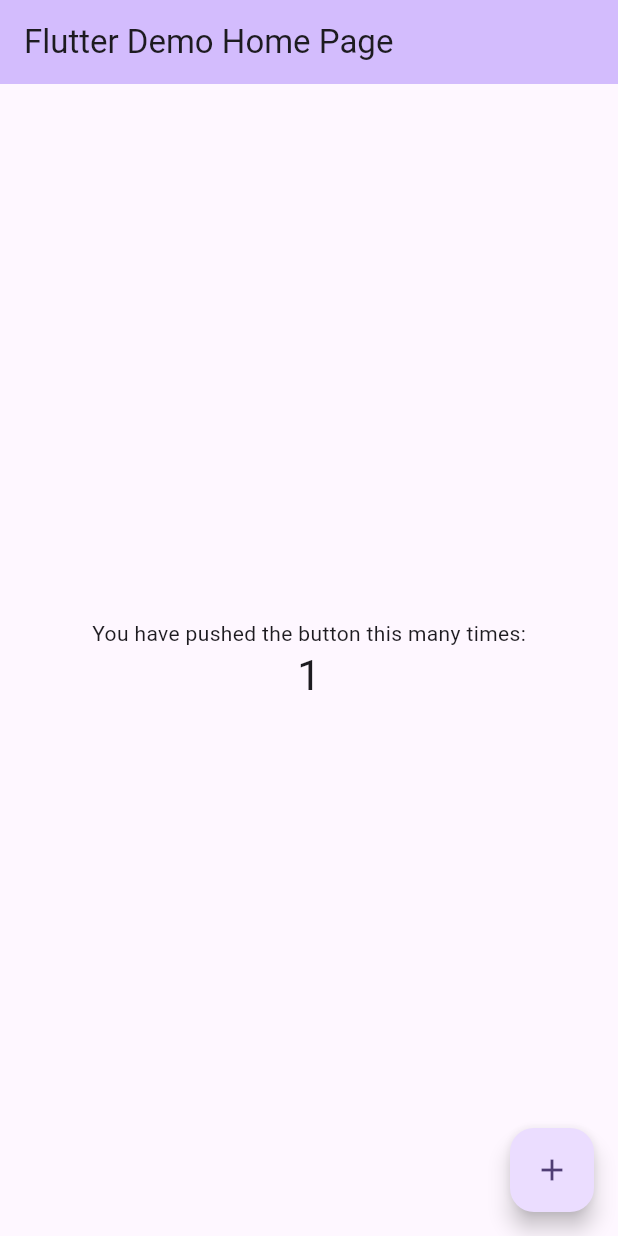
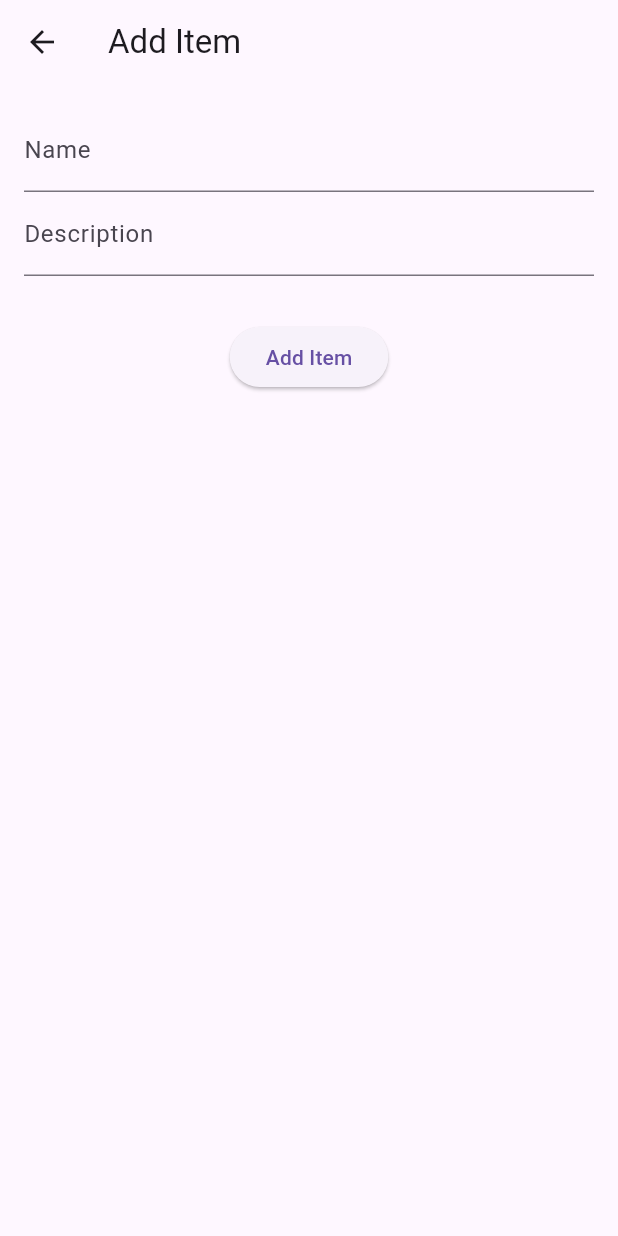
Before and after one commit to TEAM-INHA-EVERYTIME/CRUD, a Flutter app: the screen it shows after launch, after a tap on the "add" icon, on a phone screen of 412 x 824 dp. Run offline on Flutter 3.47's test engine with Material 3 defaults, Android fonts, the phone set to English and light mode, and no system bars; our stand-ins replace sqflite; accounts and stored records are empty.

Commit message:
feat : CRUD 기능

```diff
--- a/crud/lib/main.dart
+++ b/crud/lib/main.dart
@@ -1,125 +1,19 @@
 import 'package:flutter/material.dart';
+import 'views/item_list_view.dart';
 
 void main() {
-  runApp(const MyApp());
+  runApp(MyApp());
 }
 
 class MyApp extends StatelessWidget {
-  const MyApp({super.key});
-
-  // This widget is the root of your application.
   @override
   Widget build(BuildContext context) {
     return MaterialApp(
-      title: 'Flutter Demo',
+      title: 'Flutter CRUD App',
       theme: ThemeData(
-        // This is the theme of your application.
-        //
-        // TRY THIS: Try running your application with "flutter run". You'll see
-        // the application has a purple toolbar. Then, without quitting the app,
-        // try changing the seedColor in the colorScheme below to Colors.green
-        // and then invoke "hot reload" (save your changes or press the "hot
-        // reload" button in a Flutter-supported IDE, or press "r" if you used
-        // the command line to start the app).
-        //
-        // Notice that the counter didn't reset back to zero; the application
-        // state is not lost during the reload. To reset the state, use hot
-        // restart instead.
-        //
-        // This works for code too, not just values: Most code changes can be
-        // tested with just a hot reload.
-        colorScheme: ColorScheme.fromSeed(seedColor: Colors.deepPurple),
-        useMaterial3: true,
+        primarySwatch: Colors.blue,
       ),
-      home: const MyHomePage(title: 'Flutter Demo Home Page'),
+      home: ItemListView(),
     );
   }
 }
-
-class MyHomePage extends StatefulWidget {
-  const MyHomePage({super.key, required this.title});
-
-  // This widget is the home page of your application. It is stateful, meaning
-  // that it has a State object (defined below) that contains fields that affect
-  // how it looks.
-
-  // This class is the configuration for the state. It holds the values (in this
-  // case the title) provided by the parent (in this case the App widget) and
-  // used by the build method of the State. Fields in a Widget subclass are
-  // always marked "final".
-
-  final String title;
-
-  @override
-  State<MyHomePage> createState() => _MyHomePageState();
-}
-
-class _MyHomePageState extends State<MyHomePage> {
-  int _counter = 0;
-
-  void _incrementCounter() {
-    setState(() {
-      // This call to setState tells the Flutter framework that something has
-      // changed in this State, which causes it to rerun the build method below
-      // so that the display can reflect the updated values. If we changed
-      // _counter without calling setState(), then the build method would not be
-      // called again, and so nothing would appear to happen.
-      _counter++;
-    });
-  }
-
-  @override
-  Widget build(BuildContext context) {
-    // This method is rerun every time setState is called, for instance as done
-    // by the _incrementCounter method above.
-    //
-    // The Flutter framework has been optimized to make rerunning build methods
-    // fast, so that you can just rebuild anything that needs updating rather
-    // than having to individually change instances of widgets.
-    return Scaffold(
-      appBar: AppBar(
-        // TRY THIS: Try changing the color here to a specific color (to
-        // Colors.amber, perhaps?) and trigger a hot reload to see the AppBar
-        // change color while the other colors stay the same.
-        backgroundColor: Theme.of(context).colorScheme.inversePrimary,
-        // Here we take the value from the MyHomePage object that was created by
-        // the App.build method, and use it to set our appbar title.
-        title: Text(widget.title),
-      ),
-      body: Center(
-        // Center is a layout widget. It takes a single child and positions it
-        // in the middle of the parent.
-        child: Column(
-          // Column is also a layout widget. It takes a list of children and
-          // arranges them vertically. By default, it sizes itself to fit its
-          // children horizontally, and tries to be as tall as its parent.
-          //
-          // Column has various properties to control how it sizes itself and
-          // how it positions its children. Here we use mainAxisAlignment to
-          // center the children vertically; the main axis here is the vertical
-          // axis because Columns are vertical (the cross axis would be
-          // horizontal).
-          //
-          // TRY THIS: Invoke "debug painting" (choose the "Toggle Debug Paint"
-          // action in the IDE, or press "p" in the console), to see the
-          // wireframe for each widget.
-          mainAxisAlignment: MainAxisAlignment.center,
-          children: <Widget>[
-            const Text(
-              'You have pushed the button this many times:',
-            ),
-            Text(
-              '$_counter',
-              style: Theme.of(context).textTheme.headlineMedium,
-            ),
-          ],
-        ),
-      ),
-      floatingActionButton: FloatingActionButton(
-        onPressed: _incrementCounter,
-        tooltip: 'Increment',
-        child: const Icon(Icons.add),
-      ), // This trailing comma makes auto-formatting nicer for build methods.
-    );
-  }
-}
--- /dev/null
+++ b/crud/lib/models/item_model.dart
@@ -0,0 +1,25 @@
+class Item {
+  final int? id;
+  final String name;
+  final String description;
+
+  Item({this.id, required this.name, required this.description});
+
+  // SQLite에서 데이터를 읽어올 때 Map 형태로 변환
+  Map<String, dynamic> toMap() {
+    return {
+      'id': id,
+      'name': name,
+      'description': description,
+    };
+  }
+
+  // SQLite에서 데이터를 Map 형태로 읽어올 때, 다시 Item 객체로 변환
+  factory Item.fromMap(Map<String, dynamic> map) {
+    return Item(
+      id: map['id'],
+      name: map['name'],
+      description: map['description'],
+    );
+  }
+}
--- /dev/null
+++ b/crud/lib/services/database_service.dart
@@ -0,0 +1,51 @@
+import 'package:sqflite/sqflite.dart';
+import 'package:path/path.dart';
+import '../models/item_model.dart';
+
+class DatabaseService {
+  static final DatabaseService _instance = DatabaseService._internal();
+  static Database? _database;
+
+  DatabaseService._internal();
+
+  factory DatabaseService() {
+    return _instance;
+  }
+
+  Future<Database> get database async {
+    if (_database != null) return _database!;
+    _database = await _initDatabase();
+    return _database!;
+  }
+
+  Future<Database> _initDatabase() async {
+    String path = join(await getDatabasesPath(), 'crud_database.db');
+    return await openDatabase(
+      path,
+      onCreate: (db, version) {
+        return db.execute(
+          "CREATE TABLE items(id INTEGER PRIMARY KEY, name TEXT, description TEXT)",
+        );
+      },
+      version: 1,
+    );
+  }
+
+  Future<void> insertItem(Item item) async {
+    final db = await database;
+    await db.insert('items', item.toMap());
+  }
+
+  Future<List<Item>> getItems() async {
+    final db = await database;
+    final List<Map<String, dynamic>> maps = await db.query('items');
+    return List.generate(maps.length, (i) {
+      return Item.fromMap(maps[i]);
+    });
+  }
+
+  Future<void> deleteItem(int id) async {
+    final db = await database;
+    await db.delete('items', where: 'id = ?', whereArgs: [id]);
+  }
+}
--- /dev/null
+++ b/crud/lib/views/add_item_view.dart
@@ -0,0 +1,56 @@
+import 'package:flutter/material.dart';
+import '../models/item_model.dart';
+import '../services/database_service.dart';
+
+class AddItemView extends StatefulWidget {
+  @override
+  _AddItemViewState createState() => _AddItemViewState();
+}
+
+class _AddItemViewState extends State<AddItemView> {
+  final _nameController = TextEditingController();
+  final _descriptionController = TextEditingController();
+  late DatabaseService dbService;
+
+  @override
+  void initState() {
+    super.initState();
+    dbService = DatabaseService();
+  }
+
+  @override
+  Widget build(BuildContext context) {
+    return Scaffold(
+      appBar: AppBar(
+        title: Text('Add Item'),
+      ),
+      body: Padding(
+        padding: const EdgeInsets.all(16.0),
+        child: Column(
+          children: [
+            TextField(
+              controller: _nameController,
+              decoration: InputDecoration(labelText: 'Name'),
+            ),
+            TextField(
+              controller: _descriptionController,
+              decoration: InputDecoration(labelText: 'Description'),
+            ),
+            SizedBox(height: 30),
+            ElevatedButton(
+              onPressed: () {
+                final newItem = Item(
+                  name: _nameController.text,
+                  description: _descriptionController.text,
+                );
+                dbService.insertItem(newItem);
+                Navigator.pop(context);
+              },
+              child: Text('Add Item'),
+            ),
+          ],
+        ),
+      ),
+    );
+  }
+}
--- /dev/null
+++ b/crud/lib/views/item_list_view.dart
@@ -0,0 +1,74 @@
+import 'package:flutter/material.dart';
+import '../models/item_model.dart';
+import '../services/database_service.dart';
+import 'add_item_view.dart';
+
+class ItemListView extends StatefulWidget {
+  @override
+  _ItemListViewState createState() => _ItemListViewState();
+}
+
+class _ItemListViewState extends State<ItemListView> {
+  late DatabaseService dbService;
+  late Future<List<Item>> items;
+
+  @override
+  void initState() {
+    super.initState();
+    dbService = DatabaseService();
+    items = dbService.getItems();
+  }
+
+  @override
+  Widget build(BuildContext context) {
+    return Scaffold(
+      appBar: AppBar(
+        title: Text('Item List'),
+      ),
+      body: FutureBuilder<List<Item>>(
+        future: items,
+        builder: (context, snapshot) {
+          if (snapshot.connectionState == ConnectionState.waiting) {
+            return Center(child: CircularProgressIndicator());
+          } else if (snapshot.hasError) {
+            return Center(child: Text('Error loading items'));
+          } else if (snapshot.data!.isEmpty) {
+            return Center(child: Text('No items found'));
+          } else {
+            return ListView.builder(
+              itemCount: snapshot.data!.length,
+              itemBuilder: (context, index) {
+                final item = snapshot.data![index];
+                return ListTile(
+                  title: Text(item.name),
+                  subtitle: Text(item.description),
+                  trailing: IconButton(
+                    icon: Icon(Icons.delete),
+                    onPressed: () {
+                      dbService.deleteItem(item.id!);
+                      setState(() {
+                        items = dbService.getItems();
+                      });
+                    },
+                  ),
+                );
+              },
+            );
+          }
+        },
+      ),
+      floatingActionButton: FloatingActionButton(
+        onPressed: () async {
+          await Navigator.push(
+            context,
+            MaterialPageRoute(builder: (context) => AddItemView()),
+          );
+          setState(() {
+            items = dbService.getItems();
+          });
+        },
+        child: Icon(Icons.add),
+      ),
+    );
+  }
+}
```
Also changed, not shown: crud/lib/controllers/item_controller.dart (added), crud/lib/views/item_detail_view.dart (added), crud/lib/widgets/custom_widgets.dart (added), 6 other files.
